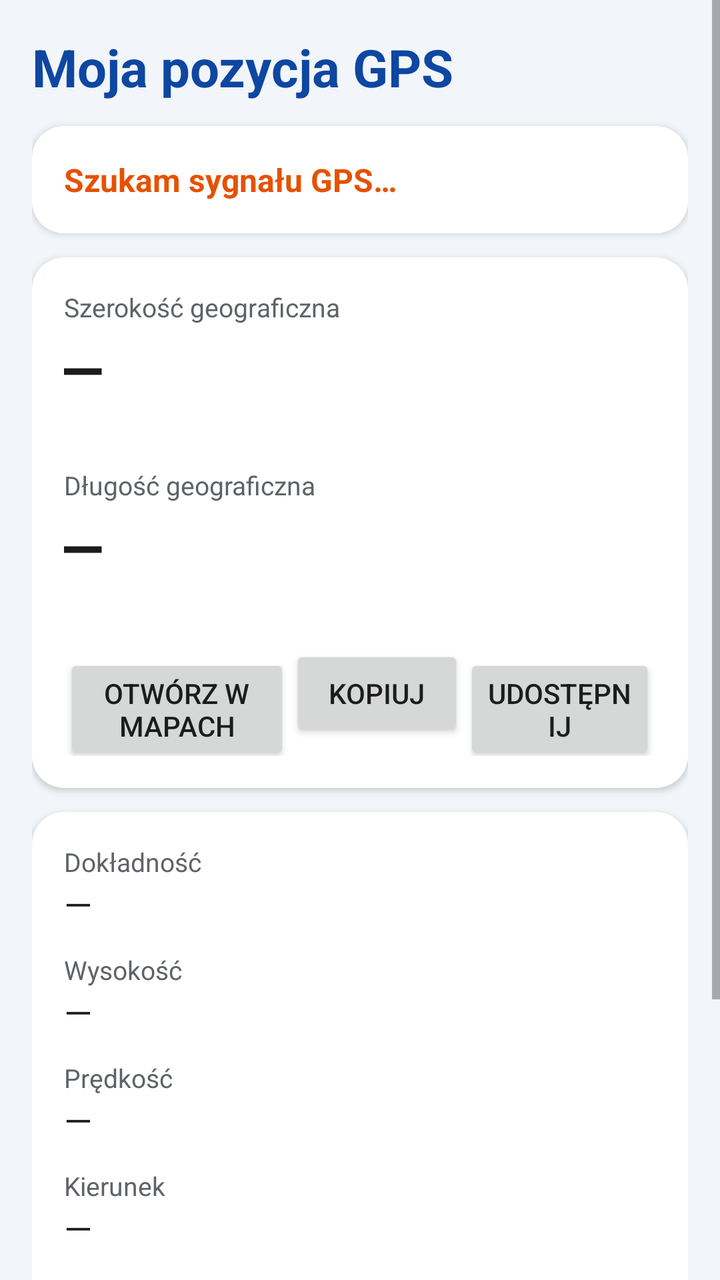
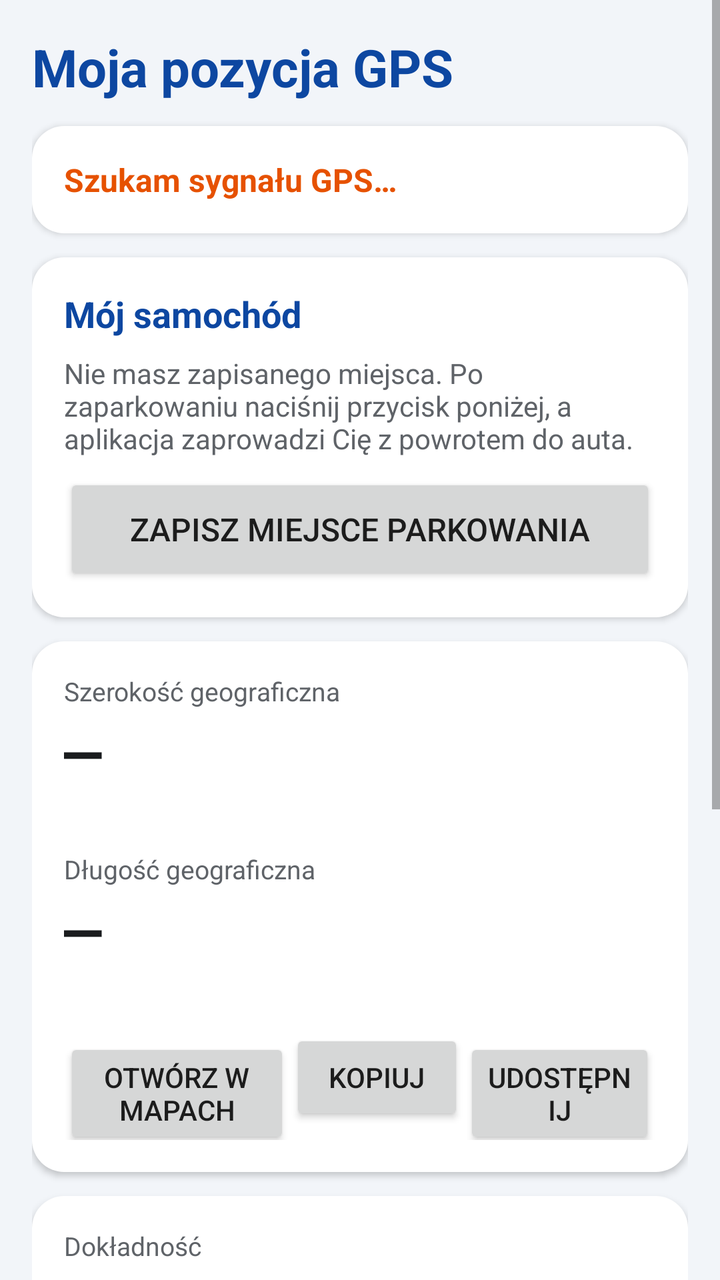

Before-and-after screenshots of an Android layout around one commit, followed by the original layout XML and the change that was made.
<!-- AndroidManifest.xml: application theme AppTheme -->
<!-- res/layout/activity_main.xml -->
<?xml version="1.0" encoding="utf-8"?>
<ScrollView xmlns:android="http://schemas.android.com/apk/res/android"
    android:id="@+id/root"
    android:layout_width="match_parent"
    android:layout_height="match_parent"
    android:fillViewport="true">

    <LinearLayout
        android:layout_width="match_parent"
        android:layout_height="wrap_content"
        android:orientation="vertical"
        android:padding="16dp">

        <TextView
            android:layout_width="match_parent"
            android:layout_height="wrap_content"
            android:text="@string/app_name"
            android:textColor="@color/primary_dark"
            android:textSize="26sp"
            android:textStyle="bold" />

        
        <LinearLayout style="@style/Card">

            <TextView
                android:id="@+id/status"
                android:layout_width="match_parent"
                android:layout_height="wrap_content"
                android:text="@string/status_waiting"
                android:textColor="@color/warn"
                android:textSize="16sp"
                android:textStyle="bold" />

            <Button
                android:id="@+id/actionButton"
                android:layout_width="wrap_content"
                android:layout_height="wrap_content"
                android:layout_marginTop="8dp"
                android:visibility="gone" />
        </LinearLayout>

        
        <LinearLayout style="@style/Card">

            <TextView
                style="@style/Label"
                android:layout_marginTop="0dp"
                android:text="@string/latitude" />

            <TextView
                android:id="@+id/latitude"
                style="@style/BigValue"
                android:text="—" />

            <TextView
                android:id="@+id/latitudeDms"
                style="@style/SmallValue"
                android:textColor="@color/text_secondary"
                android:textSize="14sp" />

            <TextView
                style="@style/Label"
                android:text="@string/longitude" />

            <TextView
                android:id="@+id/longitude"
                style="@style/BigValue"
                android:text="—" />

            <TextView
                android:id="@+id/longitudeDms"
                style="@style/SmallValue"
                android:textColor="@color/text_secondary"
                android:textSize="14sp" />

            <LinearLayout
                android:layout_width="match_parent"
                android:layout_height="wrap_content"
                android:layout_marginTop="12dp"
                android:orientation="horizontal">

                <Button
                    android:id="@+id/btnMaps"
                    android:layout_width="0dp"
                    android:layout_height="wrap_content"
                    android:layout_weight="1.3"
                    android:text="@string/open_maps" />

                <Button
                    android:id="@+id/btnCopy"
                    android:layout_width="0dp"
                    android:layout_height="wrap_content"
                    android:layout_weight="1"
                    android:text="@string/copy" />

                <Button
                    android:id="@+id/btnShare"
                    android:layout_width="0dp"
                    android:layout_height="wrap_content"
                    android:layout_weight="1.1"
                    android:text="@string/share" />
            </LinearLayout>
        </LinearLayout>

        
        <LinearLayout style="@style/Card">

            <TextView
                style="@style/Label"
                android:layout_marginTop="0dp"
                android:text="@string/accuracy" />

            <TextView
                android:id="@+id/accuracy"
                style="@style/SmallValue"
                android:text="—" />

            <TextView
                style="@style/Label"
                android:text="@string/altitude" />

            <TextView
                android:id="@+id/altitude"
                style="@style/SmallValue"
                android:text="—" />

            <TextView
                style="@style/Label"
                android:text="@string/speed" />

            <TextView
                android:id="@+id/speed"
                style="@style/SmallValue"
                android:text="—" />

            <TextView
                style="@style/Label"
                android:text="@string/bearing" />

            <TextView
                android:id="@+id/bearing"
                style="@style/SmallValue"
                android:text="—" />

            <TextView
                style="@style/Label"
                android:text="@string/satellites" />

            <TextView
                android:id="@+id/satellites"
                style="@style/SmallValue"
                android:text="—" />

            <TextView
                style="@style/Label"
                android:text="@string/source" />

            <TextView
                android:id="@+id/provider"
                style="@style/SmallValue"
                android:text="—" />

            <TextView
                style="@style/Label"
                android:text="@string/fix_time" />

            <TextView
                android:id="@+id/fixTime"
                style="@style/SmallValue"
                android:text="—" />
        </LinearLayout>
    </LinearLayout>
</ScrollView>
<!-- resources referenced by this layout -->
<resources>
  <color name="primary_dark">#0D47A1</color>
  <color name="text_secondary">#5F6368</color>
  <color name="warn">#E65100</color>
  <string name="accuracy">Dokładność</string>
  <string name="altitude">Wysokość</string>
  <string name="app_name">Moja pozycja GPS</string>
  <string name="bearing">Kierunek</string>
  <string name="copy">Kopiuj</string>
  <string name="fix_time">Czas pomiaru</string>
  <string name="latitude">Szerokość geograficzna</string>
  <string name="longitude">Długość geograficzna</string>
  <string name="open_maps">Otwórz w mapach</string>
  <string name="satellites">Satelity (używane / widoczne)</string>
  <string name="share">Udostępnij</string>
  <string name="source">Źródło</string>
  <string name="speed">Prędkość</string>
  <string name="status_waiting">Szukam sygnału GPS…</string>
  <style name="BigValue">
          <item name="android:layout_width">match_parent</item>
          <item name="android:layout_height">wrap_content</item>
          <item name="android:textSize">30sp</item>
          <item name="android:textStyle">bold</item>
          <item name="android:fontFamily">monospace</item>
          <item name="android:textColor">@color/text_primary</item>
          <item name="android:textIsSelectable">true</item>
      </style>
  <style name="Card">
          <item name="android:layout_width">match_parent</item>
          <item name="android:layout_height">wrap_content</item>
          <item name="android:orientation">vertical</item>
          <item name="android:background">@drawable/card_bg</item>
          <item name="android:padding">16dp</item>
          <item name="android:layout_marginTop">12dp</item>
          <item name="android:elevation">2dp</item>
      </style>
  <style name="Label">
          <item name="android:layout_width">match_parent</item>
          <item name="android:layout_height">wrap_content</item>
          <item name="android:textSize">13sp</item>
          <item name="android:textColor">@color/text_secondary</item>
          <item name="android:layout_marginTop">12dp</item>
      </style>
  <style name="SmallValue">
          <item name="android:layout_width">match_parent</item>
          <item name="android:layout_height">wrap_content</item>
          <item name="android:textSize">18sp</item>
          <item name="android:textColor">@color/text_primary</item>
      </style>
  <style name="AppTheme" parent="android:Theme.Material.Light.NoActionBar">
          <item name="android:colorPrimary">@color/primary</item>
          <item name="android:colorPrimaryDark">@color/primary_dark</item>
          <item name="android:colorAccent">@color/primary</item>
          <item name="android:windowBackground">@color/background</item>
          <item name="android:statusBarColor">@color/background</item>
          <item name="android:windowLightStatusBar">true</item>
      </style>
  <color name="text_primary">#1A1C1E</color>
  <!-- drawable card_bg (drawable) -->
  <?xml version="1.0" encoding="utf-8"?>
  <shape xmlns:android="http://schemas.android.com/apk/res/android" android:shape="rectangle">
      <solid android:color="@color/card" />
      <corners android:radius="16dp" />
  </shape>
  <color name="primary">#1565C0</color>
  <color name="background">#F2F5F9</color>
  <color name="card">#FFFFFF</color>
</resources>

<!-- the commit's change to res/layout/activity_main.xml (unified diff, before → after) -->
@@ -43,6 +43,150 @@
         <LinearLayout style="@style/Card">
 
             <TextView
+                android:layout_width="match_parent"
+                android:layout_height="wrap_content"
+                android:text="@string/parking_title"
+                android:textColor="@color/primary_dark"
+                android:textSize="18sp"
+                android:textStyle="bold" />
+
+            
+            <LinearLayout
+                android:id="@+id/parkingEmpty"
+                android:layout_width="match_parent"
+                android:layout_height="wrap_content"
+                android:orientation="vertical">
+
+                <TextView
+                    android:layout_width="match_parent"
+                    android:layout_height="wrap_content"
+                    android:layout_marginTop="8dp"
+                    android:text="@string/parking_empty"
+                    android:textColor="@color/text_secondary"
+                    android:textSize="14sp" />
+
+                <Button
+                    android:id="@+id/btnSaveParking"
+                    android:layout_width="match_parent"
+                    android:layout_height="wrap_content"
+                    android:layout_marginTop="8dp"
+                    android:minHeight="56dp"
+                    android:text="@string/parking_save"
+                    android:textSize="16sp" />
+            </LinearLayout>
+
+            
+            <LinearLayout
+                android:id="@+id/parkingSaved"
+                android:layout_width="match_parent"
+                android:layout_height="wrap_content"
+                android:orientation="vertical"
+                android:visibility="gone">
+
+                <LinearLayout
+                    android:layout_width="match_parent"
+                    android:layout_height="wrap_content"
+                    android:layout_marginTop="12dp"
+                    android:gravity="center_vertical"
+                    android:orientation="horizontal">
+
+                    <pl.gps.pozycja.ArrowView
+                        android:id="@+id/parkingArrow"
+                        android:layout_width="120dp"
+                        android:layout_height="120dp" />
+
+                    <LinearLayout
+                        android:layout_width="0dp"
+                        android:layout_height="wrap_content"
+                        android:layout_marginStart="16dp"
+                        android:layout_weight="1"
+                        android:orientation="vertical">
+
+                        <TextView
+                            android:id="@+id/parkingDistance"
+                            android:layout_width="match_parent"
+                            android:layout_height="wrap_content"
+                            android:text="—"
+                            android:textColor="@color/text_primary"
+                            android:textSize="34sp"
+                            android:textStyle="bold" />
+
+                        <TextView
+                            android:id="@+id/parkingDirection"
+                            android:layout_width="match_parent"
+                            android:layout_height="wrap_content"
+                            android:textColor="@color/text_primary"
+                            android:textSize="16sp" />
+                    </LinearLayout>
+                </LinearLayout>
+
+                <TextView
+                    android:id="@+id/parkingCompassHint"
+                    android:layout_width="match_parent"
+                    android:layout_height="wrap_content"
+                    android:layout_marginTop="8dp"
+                    android:textColor="@color/text_secondary"
+                    android:textSize="13sp" />
+
+                <TextView
+                    android:id="@+id/parkingNote"
+                    android:layout_width="match_parent"
+                    android:layout_height="wrap_content"
+                    android:layout_marginTop="12dp"
+                    android:textColor="@color/text_primary"
+                    android:textSize="17sp"
+                    android:textStyle="bold"
+                    android:visibility="gone" />
+
+                <TextView
+                    android:id="@+id/parkingSavedAt"
+                    android:layout_width="match_parent"
+                    android:layout_height="wrap_content"
+                    android:layout_marginTop="8dp"
+                    android:textColor="@color/text_primary"
+                    android:textSize="15sp" />
+
+                <TextView
+                    android:id="@+id/parkingSavedAccuracy"
+                    android:layout_width="match_parent"
+                    android:layout_height="wrap_content"
+                    android:textColor="@color/text_secondary"
+                    android:textSize="13sp" />
+
+                <LinearLayout
+                    android:layout_width="match_parent"
+                    android:layout_height="wrap_content"
+                    android:layout_marginTop="12dp"
+                    android:orientation="horizontal">
+
+                    <Button
+                        android:id="@+id/btnNavigate"
+                        android:layout_width="0dp"
+                        android:layout_height="wrap_content"
+                        android:layout_weight="1"
+                        android:text="@string/parking_navigate" />
+
+                    <Button
+                        android:id="@+id/btnSaveHere"
+                        android:layout_width="0dp"
+                        android:layout_height="wrap_content"
+                        android:layout_weight="1.2"
+                        android:text="@string/parking_save_here" />
+
+                    <Button
+                        android:id="@+id/btnDeleteParking"
+                        android:layout_width="0dp"
+                        android:layout_height="wrap_content"
+                        android:layout_weight="1"
+                        android:text="@string/parking_delete" />
+                </LinearLayout>
+            </LinearLayout>
+        </LinearLayout>
+
+        
+        <LinearLayout style="@style/Card">
+
+            <TextView
                 style="@style/Label"
                 android:layout_marginTop="0dp"
                 android:text="@string/latitude" />
<!-- resource entries referenced after the edit -->
@@ -12,6 +12,12 @@
   <string name="latitude">Szerokość geograficzna</string>
   <string name="longitude">Długość geograficzna</string>
   <string name="open_maps">Otwórz w mapach</string>
+  <string name="parking_delete">Usuń</string>
+  <string name="parking_empty">Nie masz zapisanego miejsca. Po zaparkowaniu naciśnij przycisk poniżej, a aplikacja zaprowadzi Cię z powrotem do auta.</string>
+  <string name="parking_navigate">Prowadź</string>
+  <string name="parking_save">Zapisz miejsce parkowania</string>
+  <string name="parking_save_here">Zapisz tutaj</string>
+  <string name="parking_title">Mój samochód</string>
   <string name="satellites">Satelity (używane / widoczne)</string>
   <string name="share">Udostępnij</string>
   <string name="source">Źródło</string>
